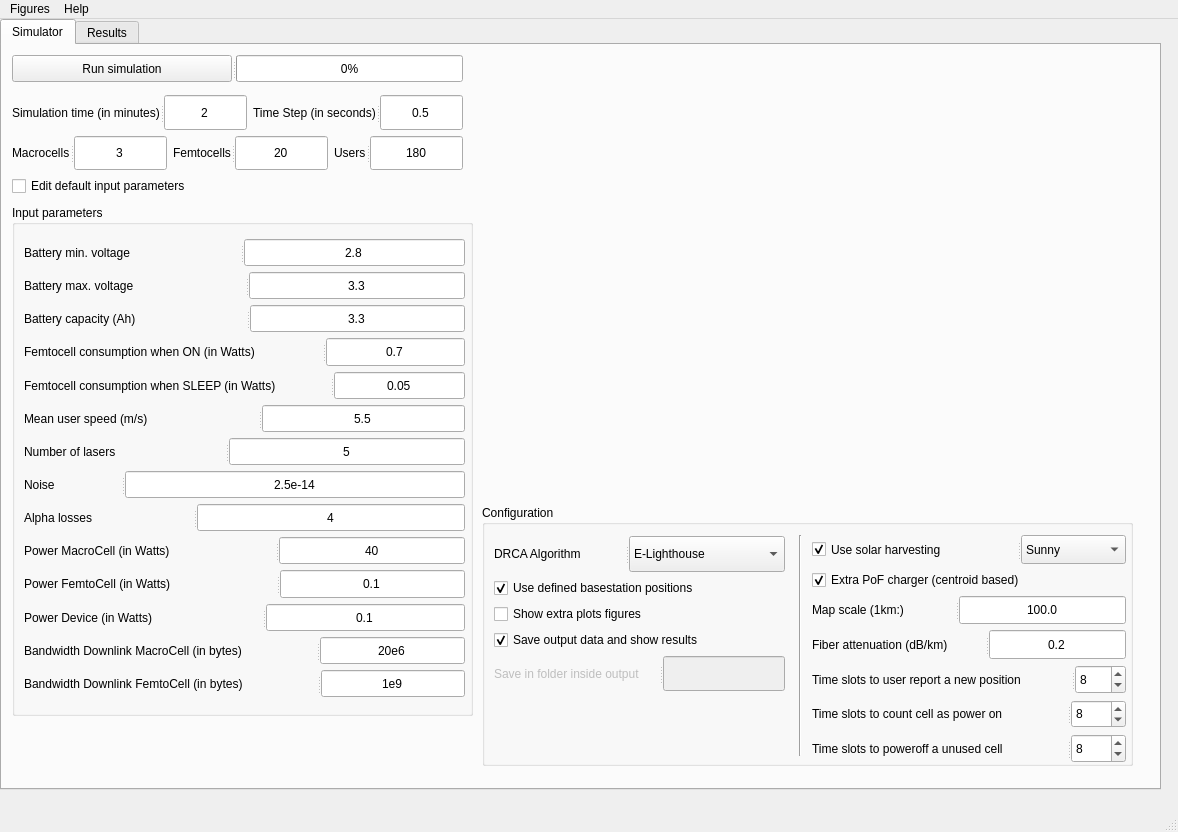
First picture: the form in ui/simulator.ui, repository 6G-XTREME/PoF_Simulator, before the edit.
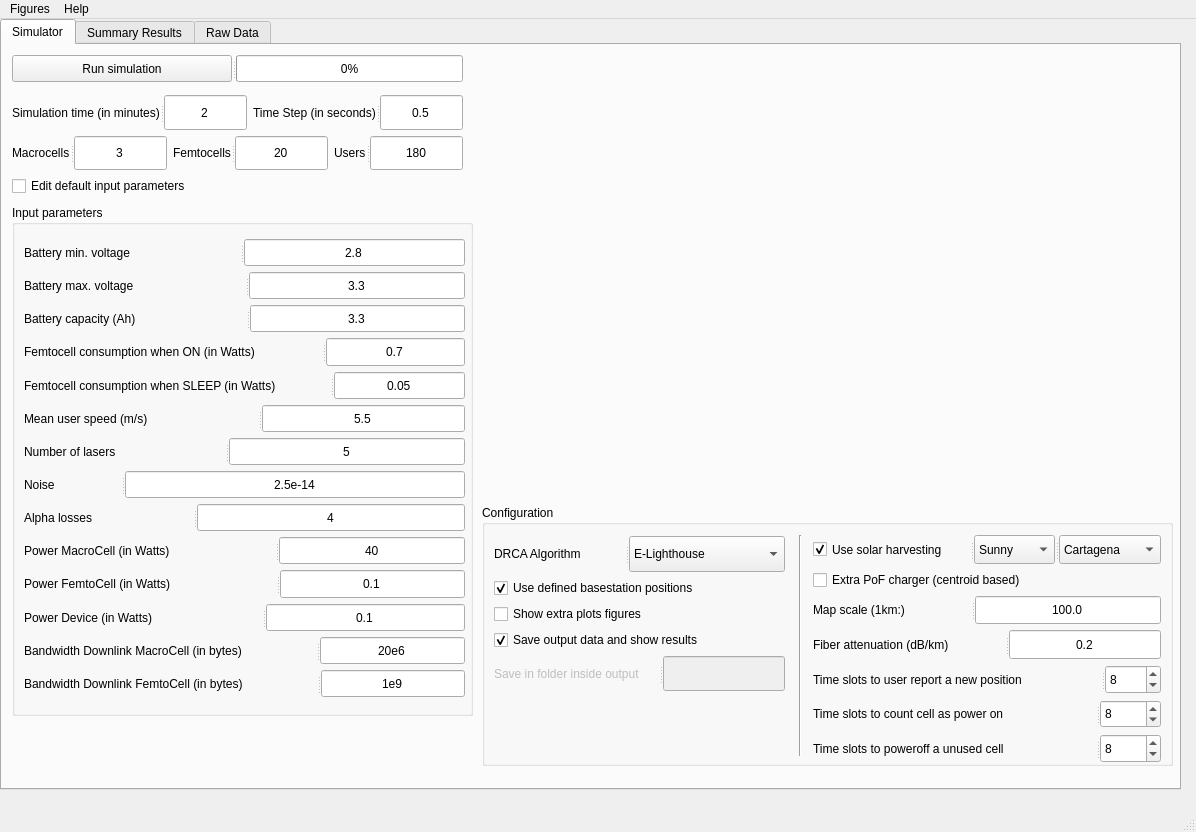
Second picture: the form after the edit. The open tabs and pages were chosen to show the change.

Commit message: Update UI, add summary table

The edit to the form file:
```diff
--- a/ui/simulator.ui
+++ b/ui/simulator.ui
@@ -6,7 +6,7 @@
    <rect>
     <x>0</x>
     <y>0</y>
-    <width>1178</width>
+    <width>1196</width>
     <height>832</height>
    </rect>
   </property>
@@ -19,7 +19,7 @@
      <rect>
       <x>0</x>
       <y>0</y>
-      <width>1161</width>
+      <width>1181</width>
       <height>771</height>
      </rect>
     </property>
@@ -601,7 +601,7 @@
        <rect>
         <x>480</x>
         <y>460</y>
-        <width>651</width>
+        <width>691</width>
         <height>261</height>
        </rect>
       </property>
@@ -731,16 +731,16 @@
         </item>
        </layout>
       </widget>
-      <widget class="QWidget" name="layoutWidget">
+      <widget class="QWidget" name="">
        <property name="geometry">
         <rect>
-         <x>330</x>
+         <x>331</x>
          <y>30</y>
-         <width>314</width>
+         <width>348</width>
          <height>228</height>
         </rect>
        </property>
-       <layout class="QVBoxLayout" name="RightPanel">
+       <layout class="QVBoxLayout" name="verticalLayout">
         <item>
          <widget class="QSplitter" name="splitter_25">
           <property name="orientation">
@@ -780,6 +780,22 @@
             </property>
            </item>
           </widget>
+          <widget class="QComboBox" name="city_comboBox">
+           <property name="sizePolicy">
+            <sizepolicy hsizetype="Maximum" vsizetype="Fixed">
+             <horstretch>0</horstretch>
+             <verstretch>0</verstretch>
+            </sizepolicy>
+           </property>
+           <property name="currentText">
+            <string>Cartagena</string>
+           </property>
+           <item>
+            <property name="text">
+             <string>Cartagena</string>
+            </property>
+           </item>
+          </widget>
          </widget>
         </item>
         <item>
@@ -788,7 +804,7 @@
            <string>Extra PoF charger (centroid based)</string>
           </property>
           <property name="checked">
-           <bool>true</bool>
+           <bool>false</bool>
           </property>
          </widget>
         </item>
@@ -1127,7 +1143,35 @@
     </widget>
     <widget class="QWidget" name="ResultsTab">
      <attribute name="title">
-      <string>Results</string>
+      <string>Summary Results</string>
+     </attribute>
+     <widget class="QLabel" name="summary_msg">
+      <property name="geometry">
+       <rect>
+        <x>10</x>
+        <y>10</y>
+        <width>1131</width>
+        <height>19</height>
+       </rect>
+      </property>
+      <property name="text">
+       <string>You must select the option &quot;save data and show result&quot; in order to view the summary results table</string>
+      </property>
+     </widget>
+     <widget class="QTableWidget" name="summary_csv">
+      <property name="geometry">
+       <rect>
+        <x>10</x>
+        <y>40</y>
+        <width>1141</width>
+        <height>681</height>
+       </rect>
+      </property>
+     </widget>
+    </widget>
+    <widget class="QWidget" name="RawDataTab">
+     <attribute name="title">
+      <string>Raw Data</string>
      </attribute>
      <widget class="QTableWidget" name="table_csv">
       <property name="geometry">
@@ -1160,7 +1204,7 @@
     <rect>
      <x>0</x>
      <y>0</y>
-     <width>1178</width>
+     <width>1196</width>
      <height>24</height>
     </rect>
    </property>
```
Left out of the diff: 8 changed lines with no effect on the pictures. The commit also changes 1 other file.
